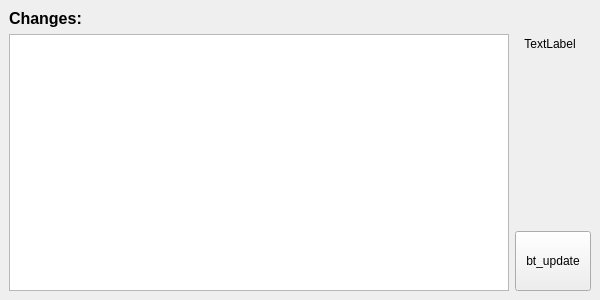
This is checker/w_modules.ui in dbkblk/rand_launcher as Qt 5 draws it before an edit. The edited form follows.
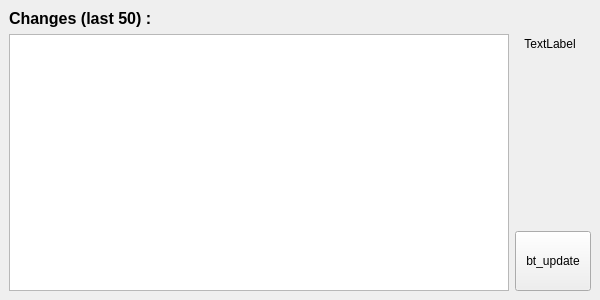
This is the edited form.

Commit message: Reimplement modules window

Patch:
```diff
--- a/checker/w_modules.ui
+++ b/checker/w_modules.ui
@@ -16,6 +16,18 @@
     <verstretch>0</verstretch>
    </sizepolicy>
   </property>
+  <property name="minimumSize">
+   <size>
+    <width>600</width>
+    <height>300</height>
+   </size>
+  </property>
+  <property name="maximumSize">
+   <size>
+    <width>600</width>
+    <height>300</height>
+   </size>
+  </property>
   <property name="windowTitle">
    <string>Modules</string>
   </property>
@@ -29,7 +41,7 @@
       <item>
        <widget class="QLabel" name="label">
         <property name="text">
-         <string notr="true">&lt;html&gt;&lt;head/&gt;&lt;body&gt;&lt;p&gt;&lt;span style=&quot; font-size:12pt; font-weight:600;&quot;&gt;Changes:&lt;/span&gt;&lt;/p&gt;&lt;/body&gt;&lt;/html&gt;</string>
+         <string notr="true">&lt;html&gt;&lt;head/&gt;&lt;body&gt;&lt;p&gt;&lt;span style=&quot; font-size:12pt; font-weight:600;&quot;&gt;Changes (last 50) :&lt;/span&gt;&lt;/p&gt;&lt;/body&gt;&lt;/html&gt;</string>
         </property>
        </widget>
       </item>
```
Left out of the diff: 2 changed lines with no effect on the pictures. The commit also changes 5 other files.
